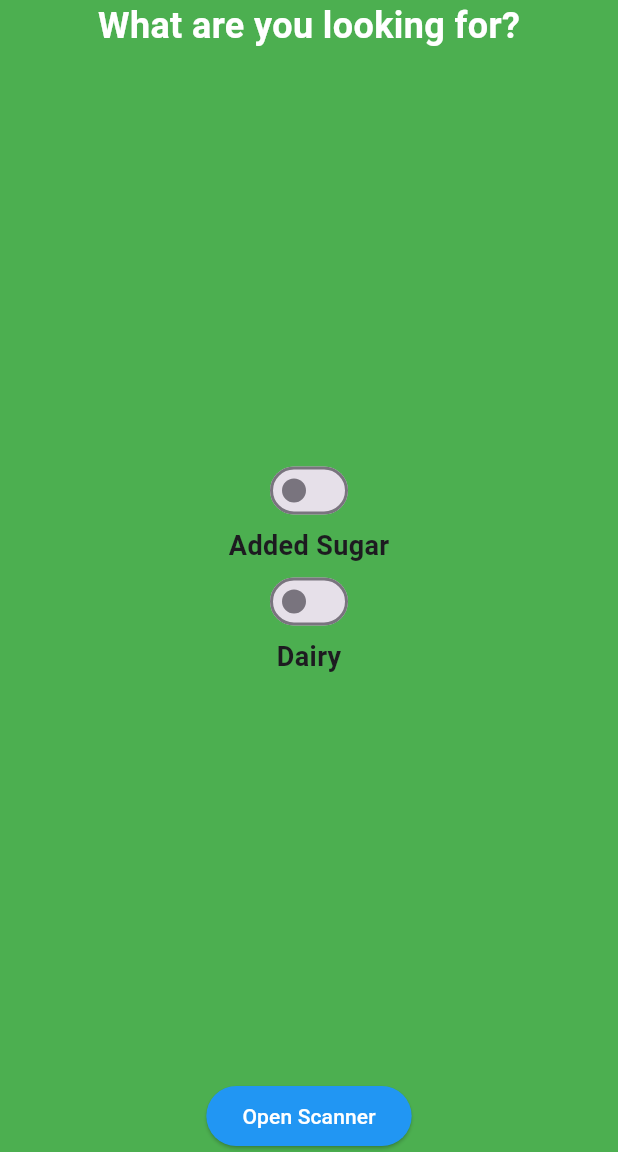
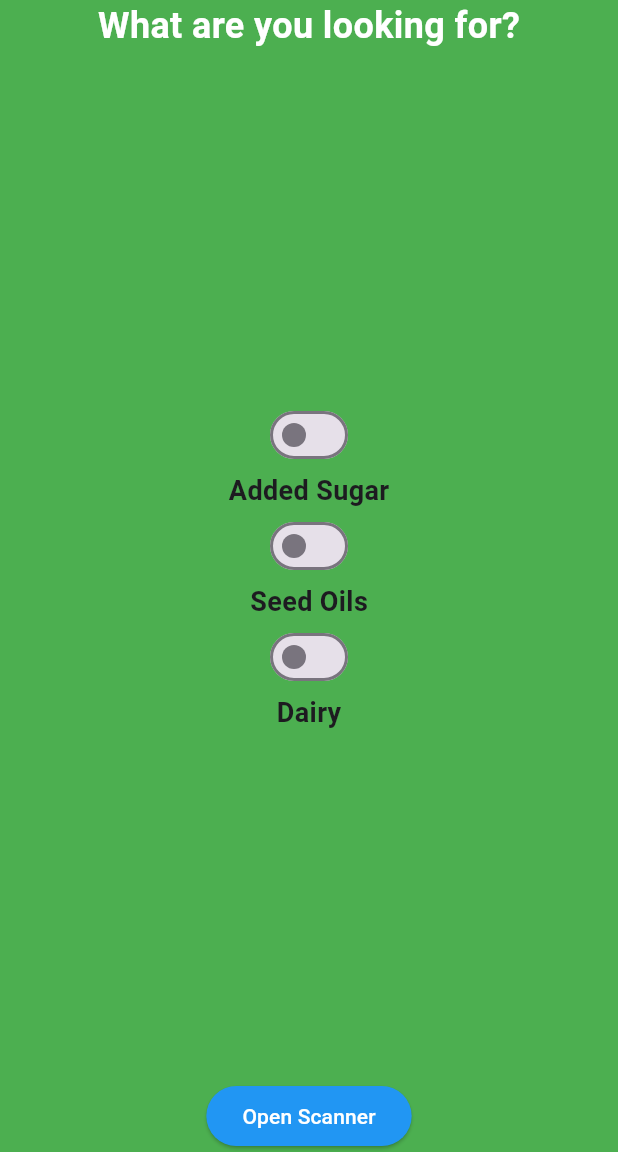
Before and after one commit to DylanBozarth/whats-in-my-food, a Flutter app: the screen it shows after launch, on a phone screen of 412 x 824 dp, the part 84-1236 px from its top. Run offline on Flutter 3.47's test engine with Material 3 defaults, Android fonts, the phone set to English and light mode, and no system bars; missing offline and left inert: simple_barcode_scanner; Roboto replaces fonts that are missing (Arial).

Commit message:
pretty gud

```diff
--- a/lib/api.dart
+++ b/lib/api.dart
@@ -1,6 +1,7 @@
 import 'dart:convert';
 import 'package:http/http.dart' as http;
 import 'package:whatsinmyfood/resultsPage.dart';
+import 'food_lists.dart';
 
 // TEST https://world.openfoodfacts.org/api/v0/product/028400589864.json
 class Product {
@@ -43,7 +44,10 @@ makeGetRequest(barcode, lookingForThings) async {
 }
 void findThingsInIngredients(List<Map<String, dynamic>> ingredientResults, lookingForThings) {
   List<String> desiredStrings = lookingForThings;
-
+    if (desiredStrings.contains("Seed Oils")) {
+    desiredStrings.addAll(seedOils);
+    print('Desired Strings $desiredStrings');
+  }
   List<Map<String, dynamic>> matchingIngredients = ingredientResults
       .where((ingredient) =>
           desiredStrings.any((desired) =>
--- a/lib/main.dart
+++ b/lib/main.dart
@@ -73,6 +73,7 @@ class _HomePageState extends State<HomePage> {
           Column(
            children: [
               ToggleSwitch(passedName: "Added Sugar", lookingForThings: lookingForThings,),
+              ToggleSwitch(passedName: "Seed Oils", lookingForThings: lookingForThings,),
               ToggleSwitch(passedName: "Dairy", lookingForThings: lookingForThings,)
            ]
           ),
```
